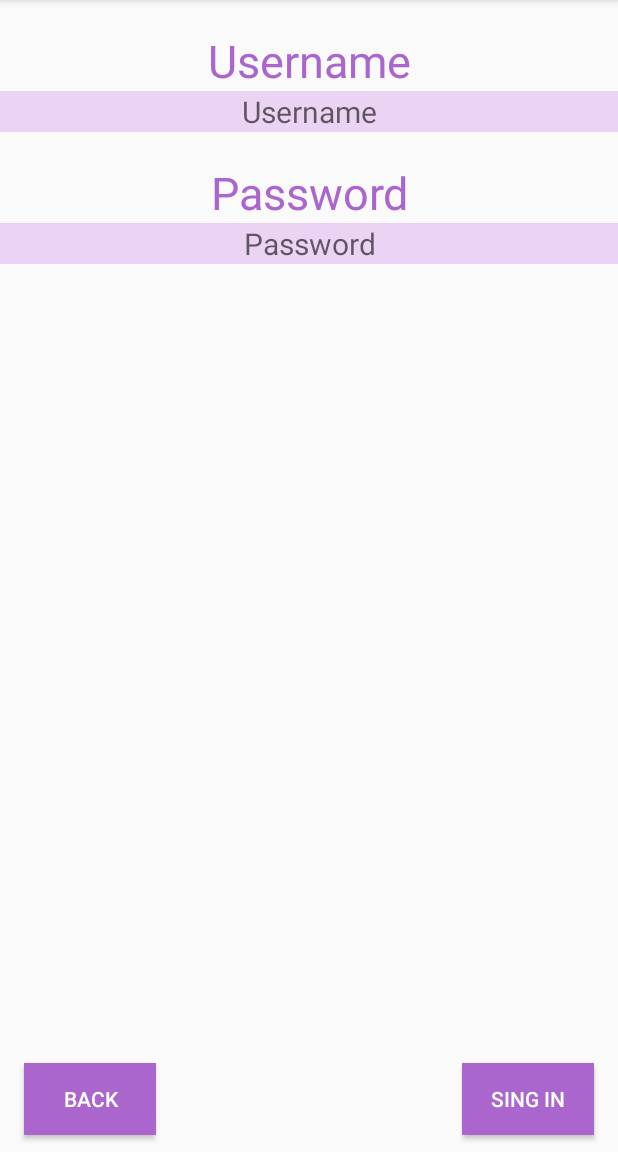
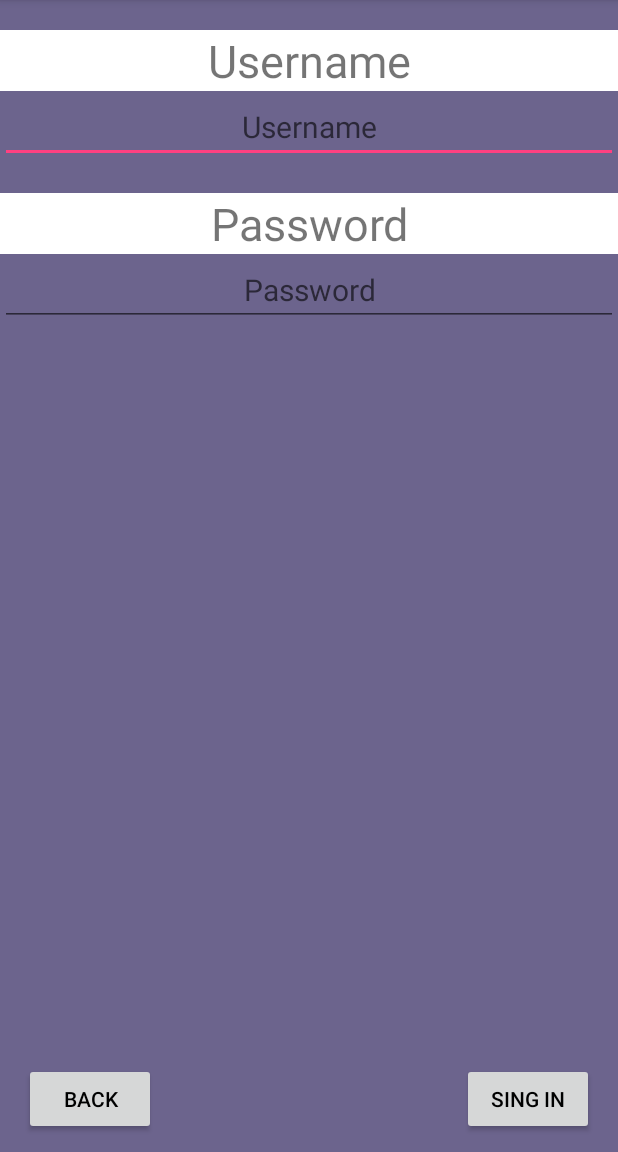
Before and after one commit to Team4SuccessTechnologyofSoftware/BasicLabProject, an Android app: the SignIn screen opened directly, with no data from a screen before it, on a phone screen of 412 x 824 dp, the part 84-1236 px from its top. Run offline under Robolectric (Android 15) with nearby library versions, the phone set to English and light mode, and no system bars; our stand-ins replace Volley.

Commit message:
login -> teleftaies leptomeries

```diff
--- a/app/src/main/java/com/example/steve/basiclabproject/SignIn.java
+++ b/app/src/main/java/com/example/steve/basiclabproject/SignIn.java
@@ -30,6 +30,7 @@ public class SignIn extends AppCompatActivity  implements View.OnClickListener {
     private EditText editTextPassword;
 
     private Button btn;
+    private Button btn2;
 
     @Override
     protected void onCreate(Bundle savedInstanceState) {
@@ -42,6 +43,8 @@ public class SignIn extends AppCompatActivity  implements View.OnClickListener {
     }
 
     public void exit(View view){
+
+        btn2= (Button)findViewById(R.id.buttonBack);
         finish();
     }
 
--- a/app/src/main/res/layout/sign_in_screen.xml
+++ b/app/src/main/res/layout/sign_in_screen.xml
@@ -4,6 +4,7 @@
 <LinearLayout
     android:layout_width="match_parent"
     android:layout_height="match_parent"
+    android:background="#6C648D"
     xmlns:tools="http://schemas.android.com/tools"
     android:orientation="vertical"
     tools:layout_editor_absoluteX="8dp"
@@ -19,14 +20,13 @@
             android:layout_width="match_parent"
             android:layout_height="wrap_content"
             android:textAlignment="center"
-            android:textColor="@android:color/holo_purple"
+            android:background="#ffffff"
             android:text="Username"
             android:textSize="30dp"/>
          <EditText
              android:id="@+id/TUserName"
              android:layout_width="match_parent"
              android:layout_height="wrap_content"
-             android:background="#EBD3F4"
              android:textAlignment="center"
              android:textSize="20dp"
              android:hint="Username"/>
@@ -41,15 +41,14 @@
         <TextView
             android:layout_width="match_parent"
             android:layout_height="wrap_content"
+            android:background="#ffffff"
             android:textAlignment="center"
-            android:textColor="@android:color/holo_purple"
             android:text="Password"
             android:textSize="30dp"/>
         <EditText
             android:id="@+id/TPassword"
             android:layout_width="match_parent"
             android:layout_height="wrap_content"
-            android:background="#EBD3F4"
             android:textAlignment="center"
             android:textSize="20dp"
             android:hint="Password"/>
@@ -69,8 +68,7 @@
             android:layout_alignParentBottom="true"
             android:layout_alignParentRight="true"
             android:layout_alignParentEnd="true"
-            android:textColor="@android:color/white"
-            android:background="@android:color/holo_purple"
+            android:textColor="@android:color/black"
             android:layout_marginRight="16dp"
             android:layout_marginEnd="16dp"
             android:id="@+id/signinButton" />
@@ -79,12 +77,12 @@
             android:layout_height="wrap_content"
             android:text="Back"
             android:textAlignment="center"
-            android:layout_alignBaseline="@+id/btnBack"
+            android:id="@+id/buttonBack"
+            android:onClick="exit"
             android:layout_alignBottom="@+id/signinButton"
             android:layout_alignParentLeft="true"
             android:layout_alignParentStart="true"
-            android:textColor="@android:color/white"
-            android:background="@android:color/holo_purple"
+            android:textColor="@android:color/black"
             android:layout_marginLeft="16dp"
             android:layout_marginStart="16dp" />
 
```
